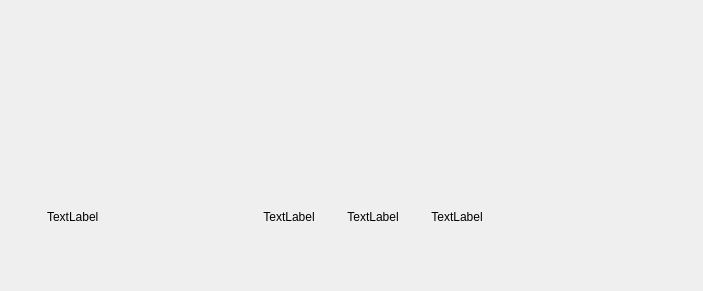
Qt form src/libtomahawk/widgets/HeaderWidget.ui (tomahawk-player/tomahawk) before a commit.
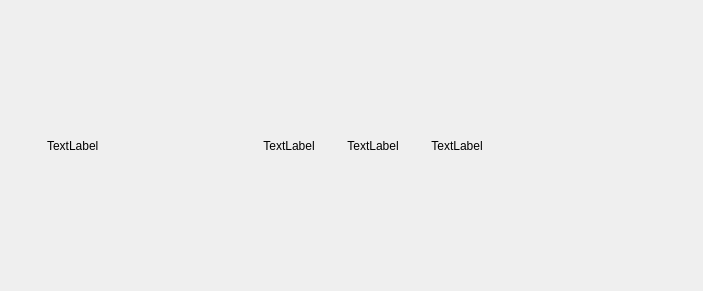
The same form after that commit. Custom widgets are drawn as their Qt base class.

Commit message: * Center controls in HeaderWidget.ui.

Diff of the .ui file:
```diff
--- a/src/libtomahawk/widgets/HeaderWidget.ui
+++ b/src/libtomahawk/widgets/HeaderWidget.ui
@@ -20,11 +20,14 @@
    <property name="leftMargin">
     <number>32</number>
    </property>
+   <property name="topMargin">
+    <number>16</number>
+   </property>
    <property name="rightMargin">
     <number>32</number>
    </property>
    <property name="bottomMargin">
-    <number>64</number>
+    <number>16</number>
    </property>
    <item>
     <spacer name="verticalSpacer">
@@ -34,7 +37,7 @@
      <property name="sizeHint" stdset="0">
       <size>
        <width>20</width>
-       <height>0</height>
+       <height>1</height>
       </size>
      </property>
     </spacer>
@@ -60,7 +63,7 @@
         <string>TextLabel</string>
        </property>
        <property name="alignment">
-        <set>Qt::AlignLeft|Qt::AlignVCenter</set>
+        <set>Qt::AlignLeading|Qt::AlignLeft|Qt::AlignVCenter</set>
        </property>
       </widget>
      </item>
@@ -170,6 +173,19 @@
      </item>
     </layout>
    </item>
+   <item>
+    <spacer name="verticalSpacer_2">
+     <property name="orientation">
+      <enum>Qt::Vertical</enum>
+     </property>
+     <property name="sizeHint" stdset="0">
+      <size>
+       <width>20</width>
+       <height>1</height>
+      </size>
+     </property>
+    </spacer>
+   </item>
   </layout>
  </widget>
  <customwidgets>
```
